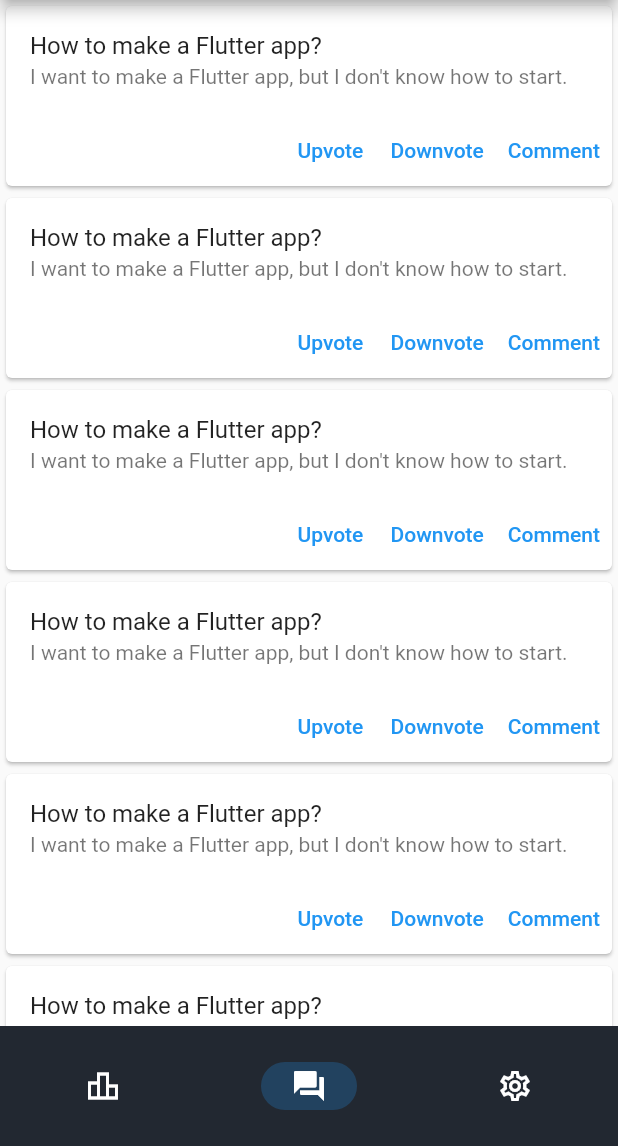
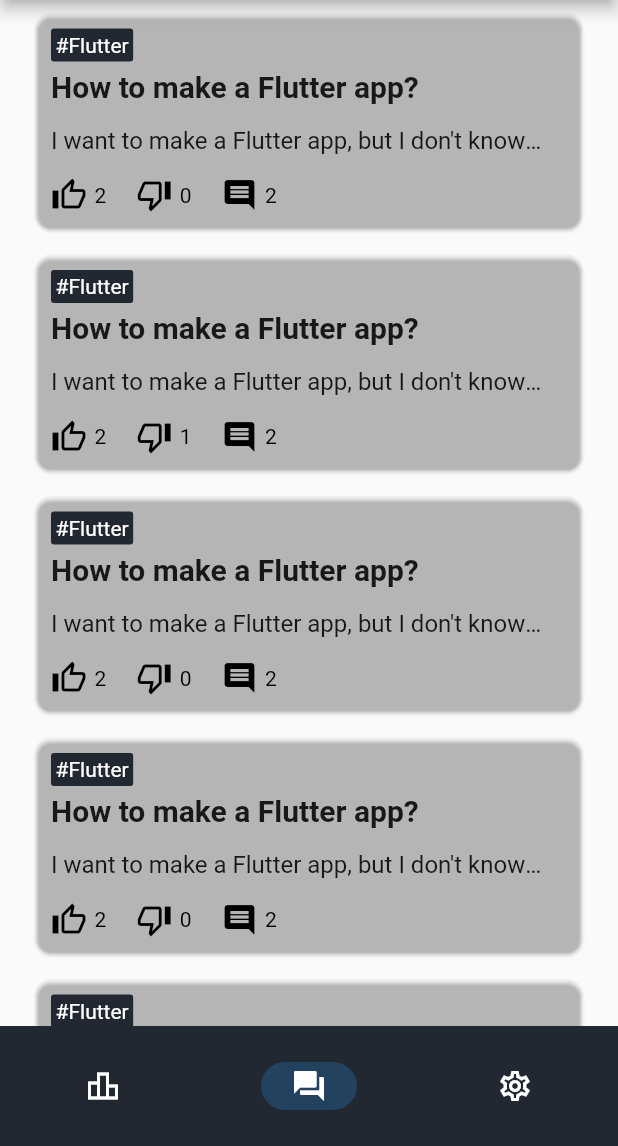
Before and after one commit to rizrmdhn/forum-app-flutter, a Flutter app: the screen it shows after launch, item 2 of the bottom bar chosen, on a phone screen of 412 x 824 dp, the part 90-1236 px from its top. Run offline on Flutter 3.47's test engine with Material 2 defaults, Android fonts, the phone set to English and light mode, and no system bars.

Commit message:
add style to card container

```diff
--- a/lib/components/thread_card.dart
+++ b/lib/components/thread_card.dart
@@ -1,13 +1,14 @@
 import 'package:flutter/material.dart';
+import 'package:forum_app_flutter/model/comment.dart';
 import 'package:forum_app_flutter/model/user.dart';
 
 class ThreadCard extends StatefulWidget {
   final String category;
   final String title;
   final String body;
-  final Object upVotesBy;
-  final Object downVotesBy;
-  final Object comments;
+  final List<User> upVotesBy;
+  final List<User> downVotesBy;
+  final List<Comment> comments;
   final String createdAt;
   final User owner;
 
@@ -31,26 +32,130 @@
   @override
   Widget build(BuildContext context) {
     return Card(
+      shape: RoundedRectangleBorder(
+        borderRadius: BorderRadius.circular(10),
+      ),
+      color: const Color(0x00222831),
       child: Column(
         children: [
-          ListTile(
-            title: Text(widget.title),
-            subtitle: Text(widget.body),
+          Row(
+            children: <Widget>[
+              Container(
+                margin: const EdgeInsets.only(
+                    left: 10, top: 10, bottom: 5, right: 5),
+                padding: const EdgeInsets.all(3),
+                decoration: const BoxDecoration(
+                  color: Color.fromARGB(255, 34, 40, 49),
+                  borderRadius: BorderRadius.all(Radius.circular(2)),
+                ),
+                child: Text(
+                  '#${widget.category}',
+                  style: const TextStyle(color: Colors.white),
+                ),
+              )
+            ],
           ),
           Row(
-            mainAxisAlignment: MainAxisAlignment.end,
+            children: <Widget>[
+              Container(
+                margin: const EdgeInsets.only(
+                    left: 10, top: 0, bottom: 5, right: 5),
+                child: Text(
+                  widget.title,
+                  style: const TextStyle(
+                    fontSize: 20,
+                    fontWeight: FontWeight.bold,
+                  ),
+                ),
+              )
+            ],
+          ),
+          Row(
+            children: <Widget>[
+              Container(
+                width: MediaQuery.of(context).size.width * 0.8,
+                margin: const EdgeInsets.only(
+                    left: 10, top: 10, bottom: 5, right: 5),
+                child: Text(
+                  widget.body,
+                  style: const TextStyle(fontSize: 16),
+                  overflow: TextOverflow.ellipsis,
+                  softWrap: false,
+                ),
+              )
+            ],
+          ),
+          Row(
+            mainAxisAlignment: MainAxisAlignment.start,
             children: [
-              TextButton(
-                child: const Text('Upvote'),
-                onPressed: () {},
+              InkWell(
+                onTap: () {},
+                child: Container(
+                  margin: const EdgeInsets.all(10),
+                  child: Row(
+                    children: [
+                      Container(
+                        margin: const EdgeInsets.only(right: 5),
+                        child: const Icon(
+                          Icons.thumb_up_alt_outlined,
+                          color: Color.fromARGB(255, 0, 0, 0),
+                        ),
+                      ),
+                      Text(
+                        widget.upVotesBy.length.toString(),
+                        style: const TextStyle(
+                          color: Color.fromARGB(255, 0, 0, 0),
+                        ),
+                      ),
+                    ],
+                  ),
+                ),
               ),
-              TextButton(
-                child: const Text('Downvote'),
-                onPressed: () {},
+              InkWell(
+                onTap: () {},
+                child: Container(
+                  margin: const EdgeInsets.all(10),
+                  child: Row(
+                    children: [
+                      Container(
+                        margin: const EdgeInsets.only(right: 5),
+                        child: const Icon(
+                          Icons.thumb_down_alt_outlined,
+                          color: Color.fromARGB(255, 0, 0, 0),
+                        ),
+                      ),
+                      Text(
+                        widget.downVotesBy.length.toString(),
+                        style: const TextStyle(
+                          color: Color.fromARGB(255, 0, 0, 0),
+                        ),
+                      ),
+                    ],
+                  ),
+                ),
               ),
-              TextButton(
-                child: const Text('Comment'),
-                onPressed: () {},
+              InkWell(
+                onTap: () {},
+                child: Container(
+                  margin: const EdgeInsets.all(10),
+                  child: Row(
+                    children: [
+                      Container(
+                        margin: const EdgeInsets.only(right: 5),
+                        child: const Icon(
+                          Icons.comment,
+                          color: Color.fromARGB(255, 0, 0, 0),
+                        ),
+                      ),
+                      Text(
+                        widget.comments.length.toString(),
+                        style: const TextStyle(
+                          color: Color.fromARGB(255, 0, 0, 0),
+                        ),
+                      ),
+                    ],
+                  ),
+                ),
               ),
             ],
           ),
--- a/lib/screen/forum_screen.dart
+++ b/lib/screen/forum_screen.dart
@@ -39,7 +39,12 @@
     return ListView.builder(
       itemCount: widget.thread.length,
       itemBuilder: (context, index) {
-        return ThreadCard(
+        return Container(
+          decoration: const BoxDecoration(
+            color: Color.fromARGB(15, 255, 255, 255),
+          ),
+          margin: const EdgeInsets.symmetric(vertical: 5, horizontal: 20),
+          child: ThreadCard(
             category: widget.thread[index].category,
             title: widget.thread[index].title,
             body: widget.thread[index].body,
@@ -48,6 +53,7 @@
             comments: widget.thread[index].comments,
             createdAt: widget.thread[index].createdAt,
             owner: widget.thread[index].owner,
+          ),
         );
       },
     );
```
Lines whose indentation alone changed are shown as unchanged.
